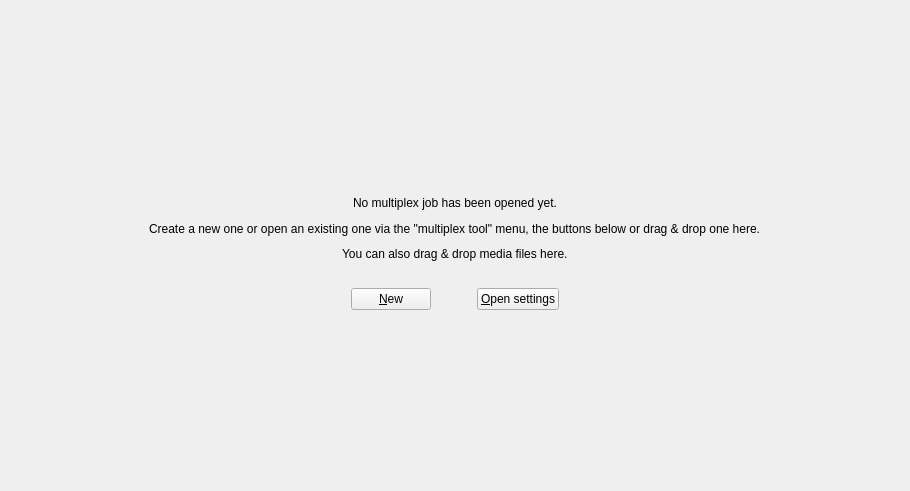
Above: src/mkvtoolnix-gui/forms/merge/tool.ui from jpsdr/MKVToolnix-Windows-7 before the change. Below: the same form after it.
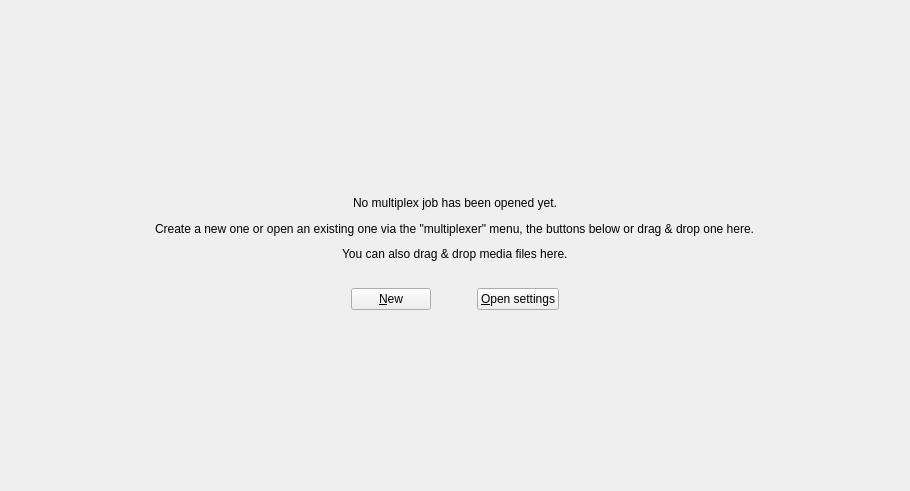
That is the form after the change. Icons and pictures are not drawn.

Commit message: GUI: use "mutliplexer" instead of the longer "multiplex tool"

Diff of the .ui file:
```diff
--- a/src/mkvtoolnix-gui/forms/merge/tool.ui
+++ b/src/mkvtoolnix-gui/forms/merge/tool.ui
@@ -122,7 +122,7 @@
             <item>
              <widget class="QLabel" name="howToOpenLabel">
               <property name="text">
-               <string>Create a new one or open an existing one via the "multiplex tool" menu, the buttons below or drag &amp; drop one here.</string>
+               <string>Create a new one or open an existing one via the "multiplexer" menu, the buttons below or drag &amp; drop one here.</string>
               </property>
              </widget>
             </item>
```
The commit also changes 3 other files.
